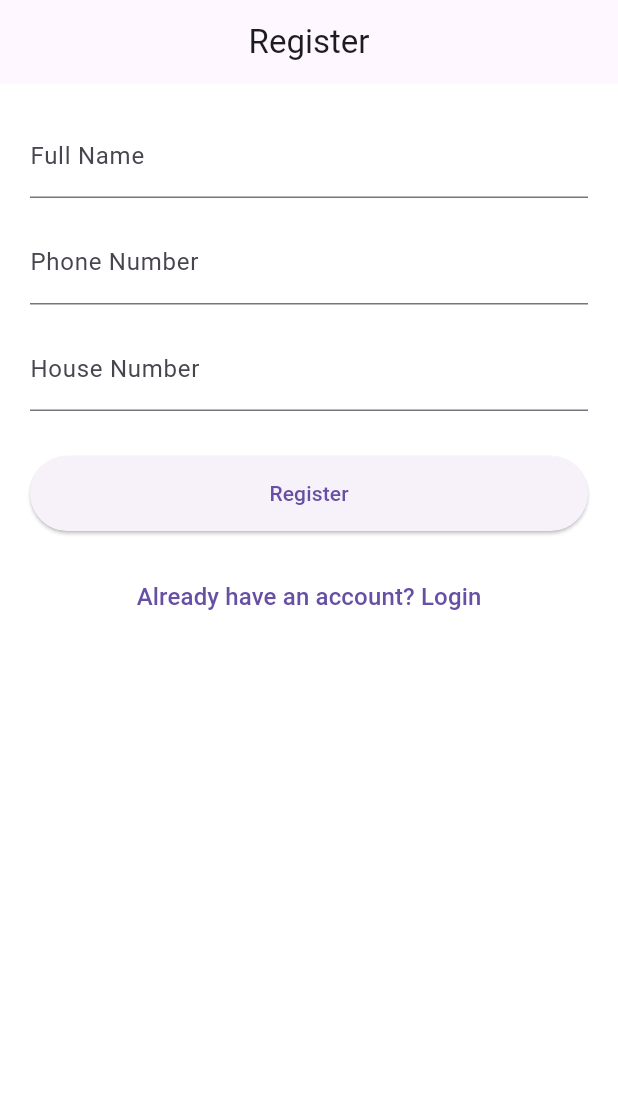
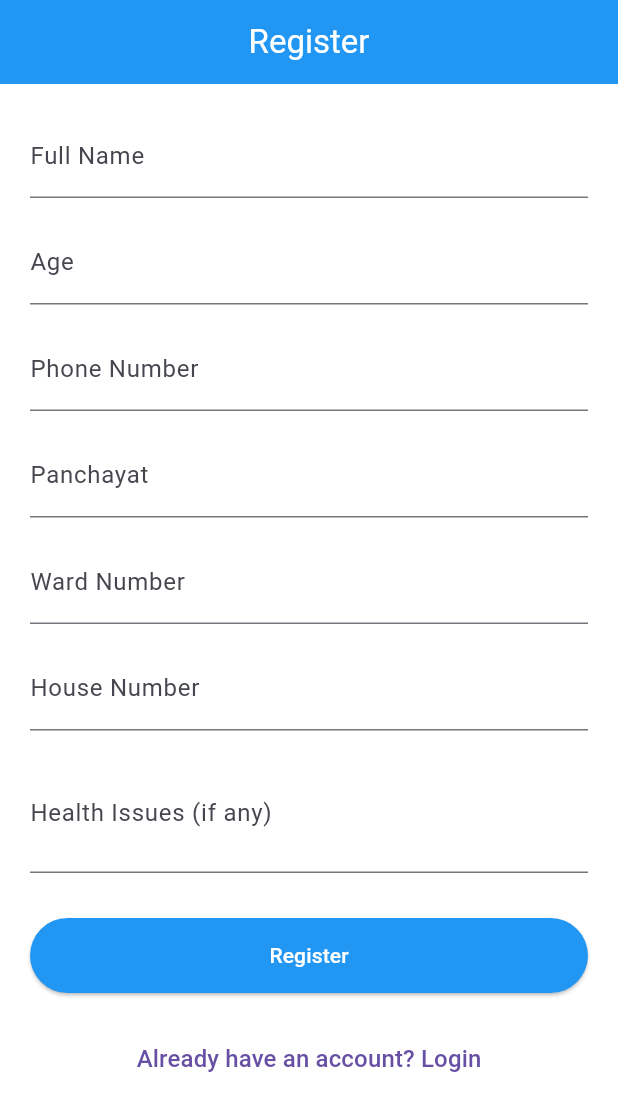
Before and after one commit to SREEHARI-K-I/SeniorConnect, a Flutter app: the screen it shows after launch, on a phone screen of 412 x 824 dp. Shown: the top 1111 px of the screen. Run offline on Flutter 3.47's test engine with Material 3 defaults, Android fonts, the light colour scheme and no system bars; our stand-ins replace shared_preferences.

Commit message:
register page updated

```diff
--- a/lib/screens/register.dart
+++ b/lib/screens/register.dart
@@ -11,35 +11,84 @@ class RegisterScreen extends StatefulWidget {
 
 class _RegisterScreenState extends State<RegisterScreen> {
   final nameController = TextEditingController();
+  final ageController = TextEditingController();
   final phoneController = TextEditingController();
+  final panchayatController = TextEditingController();
+  final wardController = TextEditingController();
   final houseController = TextEditingController();
+  final healthController = TextEditingController();
 
   @override
   Widget build(BuildContext context) {
     return Scaffold(
-      appBar: AppBar(title: const Text("Register"), centerTitle: true),
+      appBar: AppBar(
+        title: const Text("Register"),
+        centerTitle: true,
+        backgroundColor: Colors.blue,
+        foregroundColor: Colors.white,
+      ),
+
       body: SingleChildScrollView(
         padding: const EdgeInsets.all(20),
         child: Column(
           children: [
+            /// FULL NAME
             TextField(
               controller: nameController,
               decoration: const InputDecoration(labelText: "Full Name"),
             ),
             const SizedBox(height: 15),
+
+            /// AGE
+            TextField(
+              controller: ageController,
+              decoration: const InputDecoration(labelText: "Age"),
+              keyboardType: TextInputType.number,
+            ),
+            const SizedBox(height: 15),
+
+            /// PHONE NUMBER
             TextField(
               controller: phoneController,
               decoration: const InputDecoration(labelText: "Phone Number"),
               keyboardType: TextInputType.phone,
             ),
             const SizedBox(height: 15),
+
+            /// PANCHAYAT
+            TextField(
+              controller: panchayatController,
+              decoration: const InputDecoration(labelText: "Panchayat"),
+            ),
+            const SizedBox(height: 15),
+
+            /// WARD NUMBER
+            TextField(
+              controller: wardController,
+              decoration: const InputDecoration(labelText: "Ward Number"),
+              keyboardType: TextInputType.number,
+            ),
+            const SizedBox(height: 15),
+
+            /// HOUSE NUMBER
             TextField(
               controller: houseController,
               decoration: const InputDecoration(labelText: "House Number"),
             ),
+            const SizedBox(height: 15),
+
+            /// HEALTH ISSUES
+            TextField(
+              controller: healthController,
+              decoration: const InputDecoration(
+                labelText: "Health Issues (if any)",
+              ),
+              maxLines: 2,
+            ),
 
             const SizedBox(height: 30),
 
+            /// REGISTER BUTTON
             ElevatedButton(
               onPressed: () {
                 if (phoneController.text.isNotEmpty &&
@@ -56,6 +105,8 @@ class _RegisterScreenState extends State<RegisterScreen> {
                 }
               },
               style: ElevatedButton.styleFrom(
+                backgroundColor: Colors.blue,
+                foregroundColor: Colors.white,
                 minimumSize: const Size(double.infinity, 50),
               ),
               child: const Text("Register"),
@@ -63,11 +114,12 @@ class _RegisterScreenState extends State<RegisterScreen> {
 
             const SizedBox(height: 20),
 
+            /// GO TO LOGIN
             TextButton(
               onPressed: () {
                 Navigator.push(
                   context,
-                  MaterialPageRoute(builder: (context) => LoginScreen()),
+                  MaterialPageRoute(builder: (context) => const LoginScreen()),
                 );
               },
               child: const Text(
```
